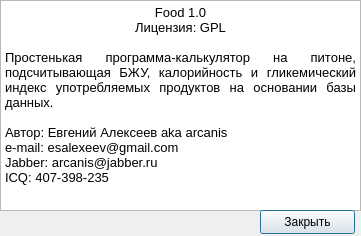
This is source/about.ui in arcan1s/food_gui as Qt 5 draws it before an edit. The edited form follows.
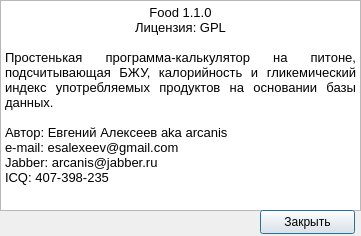
This is the edited form.

Commit message: new release (1.1.0):   + search window   + autocomplete window   + help window   + new event   + protect from fool   + in English version   + configuration file (food_gui.ini)   * in Linux-version: work-directory: ~/.config/food_gui/   * interface was changed   * all moved in one file   - some bugs   - module "numpy" fixed database (db.dat and table.xls) added icon in *.png added scripts for pyinstaller added README

```diff
--- a/source/about.ui
+++ b/source/about.ui
@@ -37,7 +37,7 @@
 &lt;html&gt;&lt;head&gt;&lt;meta name=&quot;qrichtext&quot; content=&quot;1&quot; /&gt;&lt;style type=&quot;text/css&quot;&gt;
 p, li { white-space: pre-wrap; }
 &lt;/style&gt;&lt;/head&gt;&lt;body style=&quot; font-family:'Droid Sans'; font-size:10pt; font-weight:400; font-style:normal;&quot;&gt;
-&lt;p align=&quot;center&quot; style=&quot; margin-top:0px; margin-bottom:0px; margin-left:0px; margin-right:0px; -qt-block-indent:0; text-indent:0px;&quot;&gt;Food 1.0&lt;/p&gt;
+&lt;p align=&quot;center&quot; style=&quot; margin-top:0px; margin-bottom:0px; margin-left:0px; margin-right:0px; -qt-block-indent:0; text-indent:0px;&quot;&gt;Food 1.1.0&lt;/p&gt;
 &lt;p align=&quot;center&quot; style=&quot; margin-top:0px; margin-bottom:0px; margin-left:0px; margin-right:0px; -qt-block-indent:0; text-indent:0px;&quot;&gt;Лицензия: GPL&lt;/p&gt;
 &lt;p style=&quot;-qt-paragraph-type:empty; margin-top:0px; margin-bottom:0px; margin-left:0px; margin-right:0px; -qt-block-indent:0; text-indent:0px;&quot;&gt;&lt;br /&gt;&lt;/p&gt;
 &lt;p align=&quot;justify&quot; style=&quot; margin-top:0px; margin-bottom:0px; margin-left:0px; margin-right:0px; -qt-block-indent:0; text-indent:0px;&quot;&gt;Простенькая программа-калькулятор на питоне, подсчитывающая БЖУ, калорийность и гликемический индекс употребляемых продуктов на основании базы данных.&lt;/p&gt;
```
The commit also changes 43 other files.
